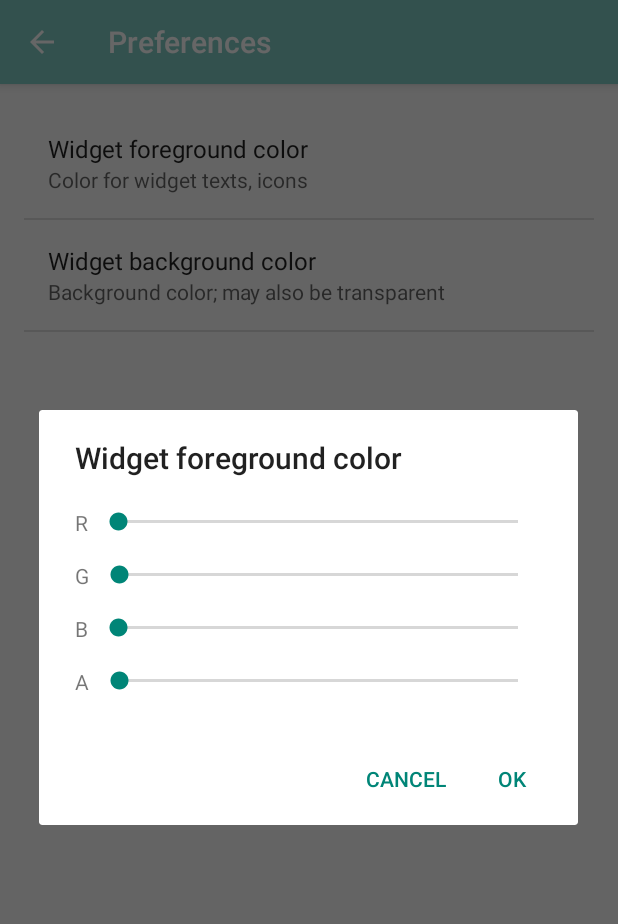
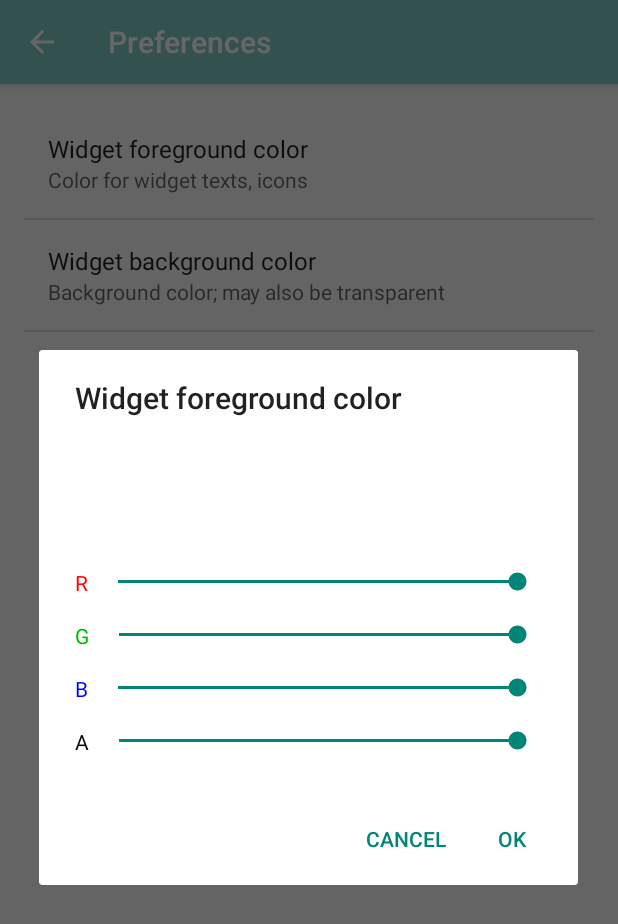
Before and after one commit to androidfanatic/todo, an Android app: the screen it shows after launch (PreferenceActivity), after a tap on "Widget foreground color", on a phone screen of 412 x 824 dp. Shown: the top 924 px of the screen. Run offline under Robolectric (Android 15) with nearby library versions, the phone set to English and light mode, and no system bars; libraries missing offline, so code that uses them is left out: com.amulyakhare.textdrawable; 2 statements that could not run were skipped.

Commit message:
widget foreground/background

```diff
--- a/app/src/main/java/androidfanatic/todo/pref/ColorPickerPreference.java
+++ b/app/src/main/java/androidfanatic/todo/pref/ColorPickerPreference.java
@@ -1,11 +1,26 @@
 package androidfanatic.todo.pref;
 
 import android.content.Context;
+import android.graphics.Color;
+import android.graphics.PorterDuff;
+import android.graphics.drawable.Drawable;
 import android.util.AttributeSet;
+import android.util.Log;
+import android.view.View;
+import android.widget.SeekBar;
 
 import androidfanatic.todo.R;
+import androidfanatic.todo.utils.ColorUtil;
+import androidfanatic.todo.widget.TaskWidgetProvider;
 
-public class ColorPickerPreference extends android.preference.DialogPreference {
+public class ColorPickerPreference extends android.preference.DialogPreference implements SeekBar.OnSeekBarChangeListener {
+
+    private SeekBar redSeekbar;
+    private SeekBar greenSeekbar;
+    private SeekBar blueSeekbar;
+    private SeekBar alphaSeekbar;
+    private View colorView;
+    private Drawable drawable;
 
     public ColorPickerPreference(Context context, AttributeSet attrs, int defStyleAttr, int defStyleRes) {
         super(context, attrs, defStyleAttr, defStyleRes);
@@ -32,7 +47,70 @@ public class ColorPickerPreference extends android.preference.DialogPreference {
     }
 
 
+    @Override protected void onBindDialogView(View view) {
+        super.onBindDialogView(view);
+
+        redSeekbar = (SeekBar) view.findViewById(R.id.sb_red);
+        greenSeekbar = (SeekBar) view.findViewById(R.id.sb_green);
+        blueSeekbar = (SeekBar) view.findViewById(R.id.sb_blue);
+        alphaSeekbar = (SeekBar) view.findViewById(R.id.sb_alpha);
+        colorView = view.findViewById(R.id.view_color);
+
+        // handlers
+        redSeekbar.setOnSeekBarChangeListener(this);
+        greenSeekbar.setOnSeekBarChangeListener(this);
+        blueSeekbar.setOnSeekBarChangeListener(this);
+        alphaSeekbar.setOnSeekBarChangeListener(this);
+
+        // set and remove colors
+
+        String colorStr = getPersistedString(ColorUtil.defaultColorHex);
+
+        Log.e("heuy", colorStr);
+
+        int color = Color.parseColor(colorStr);
+        float r = (color >> 16) & 0xFF;
+        float g = (color >> 8) & 0xFF;
+        float b = (color >> 0) & 0xFF;
+        float a = (color >> 24) & 0xFF;
+
+        setPreviewColor(color);
+
+        redSeekbar.setProgress((int) (r * 100 / 255));
+        greenSeekbar.setProgress((int) (g * 100 / 255));
+        blueSeekbar.setProgress((int) (b * 100 / 255));
+        alphaSeekbar.setProgress((int) (a * 100 / 255));
+    }
+
     @Override protected void onDialogClosed(boolean positiveResult) {
         super.onDialogClosed(positiveResult);
+        if (positiveResult) {
+            persistString(ColorUtil.intToHex(getColorFromSeekbars()));
+        }
+        TaskWidgetProvider.updateWidgets(getContext().getApplicationContext());
+    }
+
+    private int getColorFromSeekbars() {
+        int a = (int) (alphaSeekbar.getProgress() * 2.55);
+        int r = (int) (redSeekbar.getProgress() * 2.55);
+        int g = (int) (greenSeekbar.getProgress() * 2.55);
+        int b = (int) (blueSeekbar.getProgress() * 2.55);
+        return Color.argb(a, r, g, b);
+    }
+
+    @Override public void onProgressChanged(SeekBar seekBar, int i, boolean be) {
+        setPreviewColor(getColorFromSeekbars());
+    }
+
+    private void setPreviewColor(int color) {
+        colorView.getBackground().setColorFilter(color, PorterDuff.Mode.SRC);
+    }
+
+    @Override public void onStartTrackingTouch(SeekBar seekBar) {
+
+    }
+
+    @Override public void onStopTrackingTouch(SeekBar seekBar) {
+
     }
 }
--- /dev/null
+++ b/app/src/main/res/drawable/circular_bg.xml
@@ -0,0 +1,8 @@
+<?xml version="1.0" encoding="utf-8"?>
+<selector xmlns:android="http://schemas.android.com/apk/res/android">
+    <item>
+        <shape android:shape="oval">
+            <solid android:color="#000"/>
+        </shape>
+    </item>
+</selector>
--- a/app/src/main/res/layout/color_picker_dialog.xml
+++ b/app/src/main/res/layout/color_picker_dialog.xml
@@ -8,6 +8,18 @@
               android:paddingRight="24dp"
               android:paddingTop="20dp">
 
+
+    <View
+        android:background="@drawable/circular_bg"
+        android:id="@+id/view_color"
+        android:layout_width="64dp"
+        android:layout_height="64dp"
+        android:layout_gravity="center"/>
+
+    <android.support.v4.widget.Space
+        android:layout_width="wrap_content"
+        android:layout_height="16dp"/>
+
     <LinearLayout
         android:layout_width="match_parent"
         android:layout_height="wrap_content"
@@ -16,13 +28,15 @@
         <TextView
             android:layout_width="wrap_content"
             android:layout_height="wrap_content"
-            android:text="R"/>
+            android:text="R"
+            android:textColor="#F00"/>
 
         <android.support.v4.widget.Space
             android:layout_width="4dp"
             android:layout_height="wrap_content"/>
 
         <SeekBar
+            android:id="@+id/sb_red"
             android:layout_width="match_parent"
             android:layout_height="wrap_content"
             />
@@ -42,13 +56,15 @@
         <TextView
             android:layout_width="wrap_content"
             android:layout_height="wrap_content"
-            android:text="G"/>
+            android:text="G"
+            android:textColor="#0B0"/>
 
         <android.support.v4.widget.Space
             android:layout_width="4dp"
             android:layout_height="wrap_content"/>
 
         <SeekBar
+            android:id="@+id/sb_green"
             android:layout_width="match_parent"
             android:layout_height="wrap_content"
             />
@@ -67,13 +83,15 @@
         <TextView
             android:layout_width="wrap_content"
             android:layout_height="wrap_content"
-            android:text="B"/>
+            android:text="B"
+            android:textColor="#00F"/>
 
         <android.support.v4.widget.Space
             android:layout_width="4dp"
             android:layout_height="wrap_content"/>
 
         <SeekBar
+            android:id="@+id/sb_blue"
             android:layout_width="match_parent"
             android:layout_height="wrap_content"
             />
@@ -93,13 +111,16 @@
         <TextView
             android:layout_width="wrap_content"
             android:layout_height="wrap_content"
-            android:text="A"/>
+            android:text="A"
+            android:textColor="#000"/>
 
         <android.support.v4.widget.Space
             android:layout_width="4dp"
             android:layout_height="wrap_content"/>
 
         <SeekBar
+            android:progress="100"
+            android:id="@+id/sb_alpha"
             android:layout_width="match_parent"
             android:layout_height="wrap_content"
             />
--- a/app/src/main/res/values/strings.xml
+++ b/app/src/main/res/values/strings.xml
@@ -15,4 +15,6 @@
     <string name="task_label">Task Label</string>
     <string name="new_task">New Task</string>
     <string name="preference">Preferences</string>
+    <string name="pref_key_fg">pref_fg</string>>
+    <string name="pref_key_bg">pref_bg</string>
 </resources>
--- a/app/src/main/res/xml/preferences.xml
+++ b/app/src/main/res/xml/preferences.xml
@@ -2,12 +2,12 @@
 <PreferenceScreen xmlns:android="http://schemas.android.com/apk/res/android">
 
     <androidfanatic.todo.pref.ColorPickerPreference
-        android:key="pref_color"
+        android:key="@string/pref_key_fg"
         android:summary="Color for widget texts, icons"
         android:title="Widget foreground color"/>
 
     <androidfanatic.todo.pref.ColorPickerPreference
-        android:key="pref_color"
+        android:key="@string/pref_key_bg"
         android:summary="Background color; may also be transparent"
         android:title="Widget background color"/>
 
--- a/app/src/main/res/xml/widget_information.xml
+++ b/app/src/main/res/xml/widget_information.xml
@@ -2,8 +2,8 @@
 <appwidget-provider xmlns:android="http://schemas.android.com/apk/res/android"
     android:initialKeyguardLayout="@layout/widget_home"
     android:initialLayout="@layout/widget_home"
-    android:minHeight="80dp"
-    android:minWidth="80dp"
+    android:minHeight="40dp"
+    android:minWidth="40dp"
     android:previewImage="@drawable/ic_launcher"
     android:resizeMode="horizontal|vertical"
     android:updatePeriodMillis="86400000"
```
Also changed, not shown: app/src/main/java/androidfanatic/todo/utils/ColorUtil.java (added, +22 -0 lines), app/src/main/java/androidfanatic/todo/widget/TaskWidgetProvider.java (+11 -10 lines), app/src/main/res/layout/widget_home.xml (+0 -37 lines).
